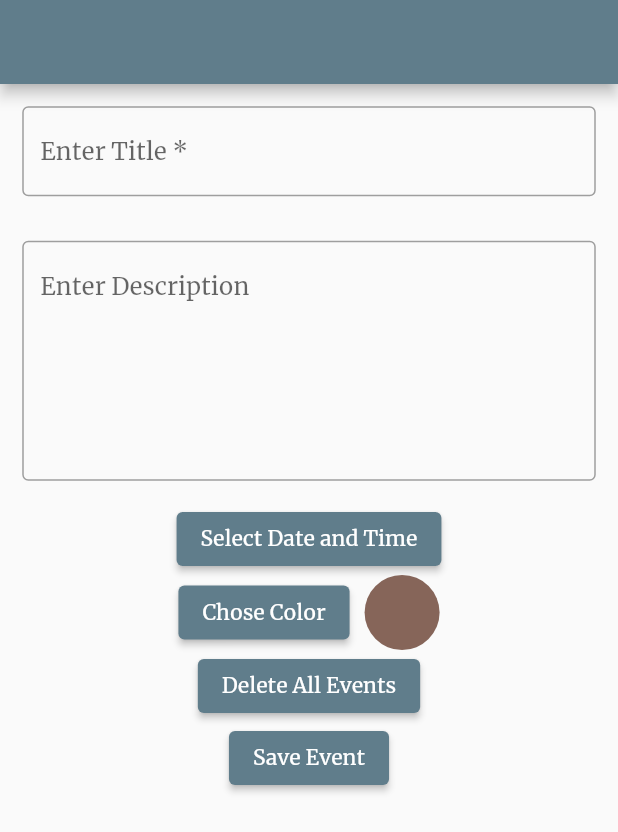
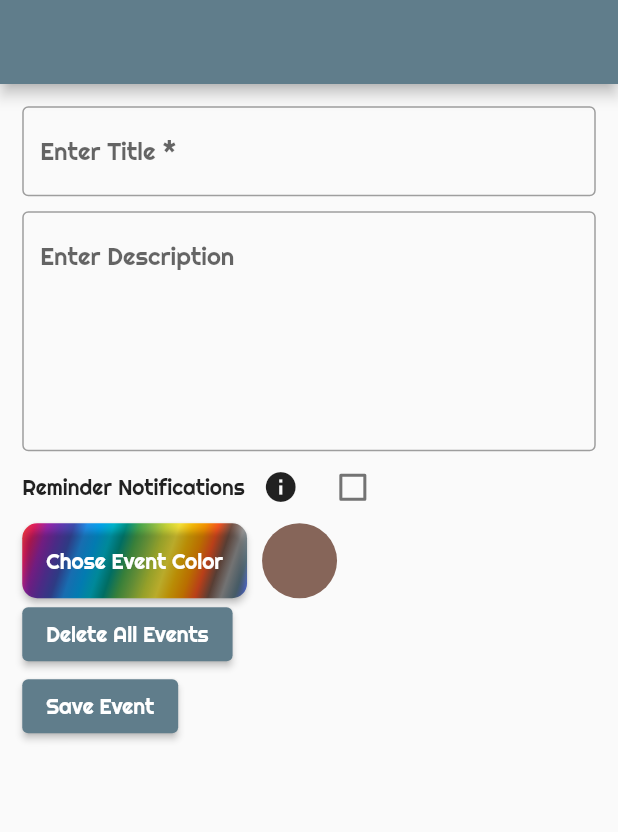
Before and after one commit to resulcay/scheduler, a Flutter app: the CreateEventScreen widget shown alone on an empty page, opened directly, on a phone screen of 412 x 824 dp. Shown: the top 832 px of the screen. Run offline on Flutter 3.47's test engine with Material 2 defaults, Android fonts, the phone set to English and light mode, and no system bars; our stand-ins replace date_time_picker, flutter_colorpicker, flutter_local_notifications, flutter_svg, hive, hive_flutter and 3 more; missing offline and left inert: rect_getter; accounts and stored records are empty.

Commit message:
default font has changed

```diff
--- a/lib/components/custom_drawer.dart
+++ b/lib/components/custom_drawer.dart
@@ -3,6 +3,7 @@ import 'package:flutter/material.dart';
 import 'package:provider/provider.dart';
 import 'package:quickalert/quickalert.dart';
 import 'package:scheduler/constants/constant_colors.dart';
+import 'package:scheduler/extensions/padding_extension.dart';
 import 'package:scheduler/services/list_type_service.dart';
 import 'package:scheduler/services/theme_service.dart';
 
@@ -18,6 +19,7 @@ class CustomDrawer extends StatelessWidget {
     return Material(
       color: Theme.of(context).backgroundColor,
       child: SafeArea(
+        minimum: context.paddingLow,
         child: ListView(
           children: [
             Row(
@@ -70,6 +72,7 @@ class CustomDrawer extends StatelessWidget {
                 )
               ],
             ),
+            const SizedBox(height: 1000),
           ],
         ),
       ),
--- a/lib/constants/constant_texts.dart
+++ b/lib/constants/constant_texts.dart
@@ -1,5 +1,5 @@
 class ConstantText {
-  static const fontName = 'Merriweather';
+  static const fontName = 'Righteous';
   static const onboardingBoxName = 'isOnboardingCompleted';
   static const onboardingBoxKeyName = 'localData';
   static const eventBoxName = 'eventBoxName';
--- a/lib/view/create_event_screen.dart
+++ b/lib/view/create_event_screen.dart
@@ -19,13 +19,14 @@ class _CreateEventScreenState extends CreateEventViewModel {
       body: SingleChildScrollView(
         child: Form(
           key: formKey,
+          child: Padding(
+            padding: context.paddingNormalized,
             child: Column(
               mainAxisAlignment: MainAxisAlignment.center,
+              crossAxisAlignment: CrossAxisAlignment.start,
               mainAxisSize: MainAxisSize.max,
               children: [
-              Padding(
-                padding: context.paddingNormalized,
-                child: CustomTextField(
+                CustomTextField(
                   function: (text) {
                     if (text == null || text.isEmpty) {
                       return 'Can not be Empty';
@@ -37,38 +38,40 @@ class _CreateEventScreenState extends CreateEventViewModel {
                   maxLines: 1,
                   textInputAction: TextInputAction.next,
                 ),
-              ),
-              Padding(
-                padding: context.paddingNormalized,
-                child: CustomTextField(
+                const SizedBox(height: 10),
+                CustomTextField(
                   controller: descTextController,
                   hint: "Enter Description",
                   maxLines: 6,
                   textInputAction: TextInputAction.done,
                 ),
+                Row(
+                  children: [
+                    const Text("Reminder Notifications"),
+                    IconButton(
+                      splashRadius: 18,
+                      onPressed: () {
+                        QuickAlert.show(
+                            title: 'Warning',
+                            text: 'You will be notified in one-hour periods',
+                            context: context,
+                            type: QuickAlertType.info);
+                      },
+                      icon: const Icon(Icons.info),
                     ),
-              ElevatedButton(
-                  // onPressed: () async {
-                  //   await Future.delayed(Duration.zero, () {
-                  //     Navigator.of(context).pushAndRemoveUntil(
-                  //         MaterialPageRoute(
-                  //           builder: (context) => const DateTimeSelection(),
-                  //         ),
-                  //         (route) => false);
-                  //   });
-                  // },
-                  onPressed: () {
-                    showCustomModalBottomSheet(context);
+                    customCheckBox(),
+                  ],
+                ),
+                AnimatedSwitcher(
+                  duration: const Duration(seconds: 1),
+                  child: isChecked ? approachingNotification() : Container(),
+                  transitionBuilder: (child, animation) {
+                    return FadeTransition(opacity: animation, child: child);
                   },
-                  child: const Text('Select Date and Time')),
+                ),
                 Row(
-                mainAxisAlignment: MainAxisAlignment.center,
                   children: [
-                  ElevatedButton(
-                      onPressed: () {
-                        pickColor(context, pickerColor);
-                      },
-                      child: const Text('Chose Color')),
+                    gradientButton(),
                     const SizedBox(width: 10),
                     CircleAvatar(
                       radius: 25,
@@ -92,13 +95,14 @@ class _CreateEventScreenState extends CreateEventViewModel {
                     child: const Text('Delete All Events')),
                 ElevatedButton(
                     onPressed: () {
-                    saveEvent(pickerColor);
+                      saveEvent();
                     },
                     child: const Text('Save Event')),
               ],
             ),
           ),
         ),
+      ),
     );
   }
 }
--- a/lib/view_model/create_event_view_model.dart
+++ b/lib/view_model/create_event_view_model.dart
@@ -18,34 +18,13 @@ abstract class CreateEventViewModel extends State<CreateEventScreen> {
   late EventService eventService;
   final formKey = GlobalKey<FormState>();
   late Color pickerColor;
+  late DateTime currentDate;
+  late DateTime eventDate;
+  late int differenceAsHour;
 
-  @override
-  void initState() {
-    titleTextController = TextEditingController();
-    descTextController = TextEditingController();
-    eventService = EventService();
-    super.initState();
-  }
+  bool isChecked = false;
 
-  @override
-  void didChangeDependencies() {
-    pickerColor = Provider.of<ColorProvider>(context).color;
-    super.didChangeDependencies();
-  }
-
-  @override
-  void dispose() {
-    titleTextController.dispose();
-    descTextController.dispose();
-    super.dispose();
-  }
-
-  Future<dynamic> pickColor(BuildContext context, Color pickerColor) {
-    FocusManager.instance.primaryFocus?.unfocus();
-    return showDialog(
-      context: context,
-      builder: (BuildContext context) {
-        const List<Color> colors = [
+  static const List<Color> colorList = [
     Colors.red,
     Colors.pink,
     Colors.purple,
@@ -67,10 +46,40 @@ abstract class CreateEventViewModel extends State<CreateEventScreen> {
     Colors.blueGrey,
     Colors.indigoAccent,
   ];
-        return AlertDialog(
+
+  @override
+  void initState() {
+    titleTextController = TextEditingController();
+    descTextController = TextEditingController();
+    eventService = EventService();
+    super.initState();
+  }
+
+  @override
+  void didChangeDependencies() {
+    pickerColor = Provider.of<ColorProvider>(context).color;
+    eventDate = Provider.of<DateTimeProvider>(context).eventDate;
+    currentDate = DateTime.now();
+    differenceAsHour = eventDate.difference(currentDate).inHours;
+
+    super.didChangeDependencies();
+  }
+
+  @override
+  void dispose() {
+    titleTextController.dispose();
+    descTextController.dispose();
+    super.dispose();
+  }
+
+  Future<dynamic> pickColor(BuildContext context, Color pickerColor) {
+    FocusManager.instance.primaryFocus?.unfocus();
+    return showDialog(
+      context: context,
+      builder: (BuildContext context) => AlertDialog(
         title: const Text('Colors'),
         content: BlockPicker(
-            availableColors: colors,
+          availableColors: colorList,
           pickerColor: pickerColor,
           onColorChanged: (value) {
             Provider.of<ColorProvider>(context, listen: false)
@@ -85,28 +94,24 @@ abstract class CreateEventViewModel extends State<CreateEventScreen> {
             },
           ),
         ],
-        );
-      },
+      ),
     );
   }
 
-  Future<dynamic> showCustomModalBottomSheet(BuildContext context) {
+  Future<dynamic> showCustomModalBottomSheet() {
     return showModalBottomSheet(
-      barrierColor: Colors.black12.withOpacity(.5),
-      backgroundColor: ConstantColor.pureWhite,
-      constraints: BoxConstraints(
-        minHeight: 100,
-        maxHeight: context.height * .95,
+      shape: const RoundedRectangleBorder(
+        borderRadius: BorderRadius.only(
+          topLeft: Radius.circular(40),
+          topRight: Radius.circular(40),
         ),
-      shape: RoundedRectangleBorder(
-        borderRadius: BorderRadius.circular(60),
       ),
       context: context,
       builder: (context) => const DateTimeSelection(),
     );
   }
 
-  saveEvent(dynamic pickerColor) {
+  void saveEvent() {
     try {
       FocusManager.instance.primaryFocus?.unfocus();
       if (formKey.currentState!.validate()) {
@@ -137,4 +142,77 @@ abstract class CreateEventViewModel extends State<CreateEventScreen> {
           text: 'Unexpected Error Occurred!');
     }
   }
+
+  Widget customCheckBox() {
+    return Checkbox(
+      value: isChecked,
+      activeColor: Colors.indigo,
+      onChanged: (value) {
+        setState(() {
+          isChecked = value ?? false;
+        });
+      },
+    );
   }
+
+  Widget gradientButton() {
+    return Container(
+      decoration: BoxDecoration(
+        gradient: const LinearGradient(
+          begin: Alignment.topLeft,
+          end: Alignment.bottomRight,
+          colors: CreateEventViewModel.colorList,
+        ),
+        color: Colors.deepPurple.shade100,
+        borderRadius: BorderRadius.circular(10),
+      ),
+      child: ElevatedButton(
+          style: ButtonStyle(
+            shape: MaterialStateProperty.all(
+              RoundedRectangleBorder(
+                borderRadius: BorderRadius.circular(10),
+              ),
+            ),
+            minimumSize: MaterialStateProperty.all(const Size(50, 50)),
+            backgroundColor: MaterialStateProperty.all(Colors.transparent),
+          ),
+          onPressed: () {
+            pickColor(context, pickerColor);
+          },
+          child: const Text('Chose Event Color')),
+    );
+  }
+
+  Widget approachingNotification() {
+    return Column(
+      children: [
+        SizedBox(
+          height: 75,
+          child: Row(
+            children: [
+              Text(
+                textAlign: TextAlign.center,
+                'You will be notified time(s)\n$differenceAsHour',
+                style: const TextStyle(
+                  fontWeight: FontWeight.w400,
+                  fontSize: 16,
+                ),
+              ),
+              const Spacer(),
+              SizedBox(
+                height: 70,
+                child: ElevatedButton(
+                    onPressed: () => showCustomModalBottomSheet(),
+                    child: const Text('Select Date and Time')),
+              ),
+            ],
+          ),
+        ),
+        Divider(
+          color: Theme.of(context).backgroundColor,
+          thickness: .7,
+        )
+      ],
+    );
+  }
+}
--- a/lib/view_model/home_view_model.dart
+++ b/lib/view_model/home_view_model.dart
@@ -12,8 +12,8 @@ abstract class HomeViewModel extends State<HomeScreen>
     with SingleTickerProviderStateMixin {
   var scaffoldKey = GlobalKey<ScaffoldState>();
   late AnimationController animationController;
-  final Duration splashAnimationDuration = const Duration(milliseconds: 350);
-  final Duration splashDelay = const Duration(milliseconds: 50);
+  static const Duration splashAnimationDuration = Duration(milliseconds: 350);
+  static const Duration splashDelay = Duration(milliseconds: 50);
   static const Duration toggleDuration = Duration(milliseconds: 250);
   static const double maxSlide = 225;
   static const double minDragStartEdge = 60;
```
Also changed, not shown: lib/components/date_time_selection.dart (+6 -12 lines), pubspec.yaml (+3 -4 lines), assets/fonts/Merriweather-Black.ttf (deleted), assets/fonts/Merriweather-BlackItalic.ttf (deleted), assets/fonts/Merriweather-Bold.ttf (deleted), assets/fonts/Merriweather-BoldItalic.ttf (deleted), assets/fonts/Merriweather-Italic.ttf (deleted), assets/fonts/Merriweather-Light.ttf (deleted), assets/fonts/Merriweather-LightItalic.ttf (deleted), assets/fonts/Merriweather-Regular.ttf (deleted), assets/fonts/Righteous-Regular.ttf (added). Lines whose indentation alone changed are shown as unchanged.
